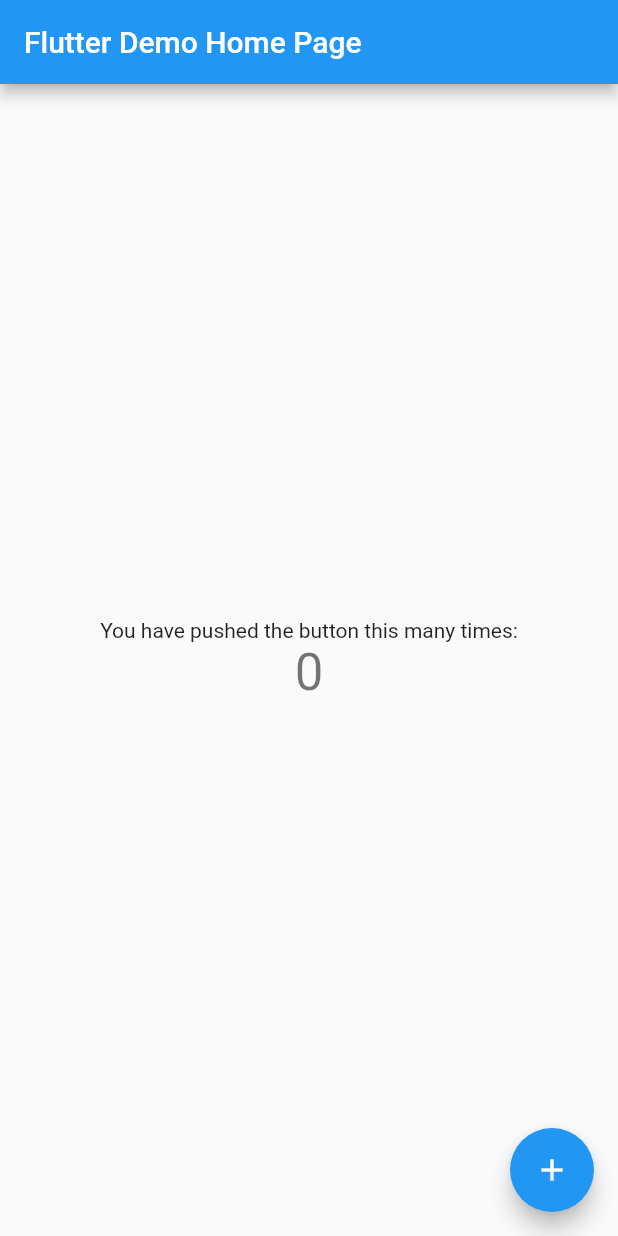
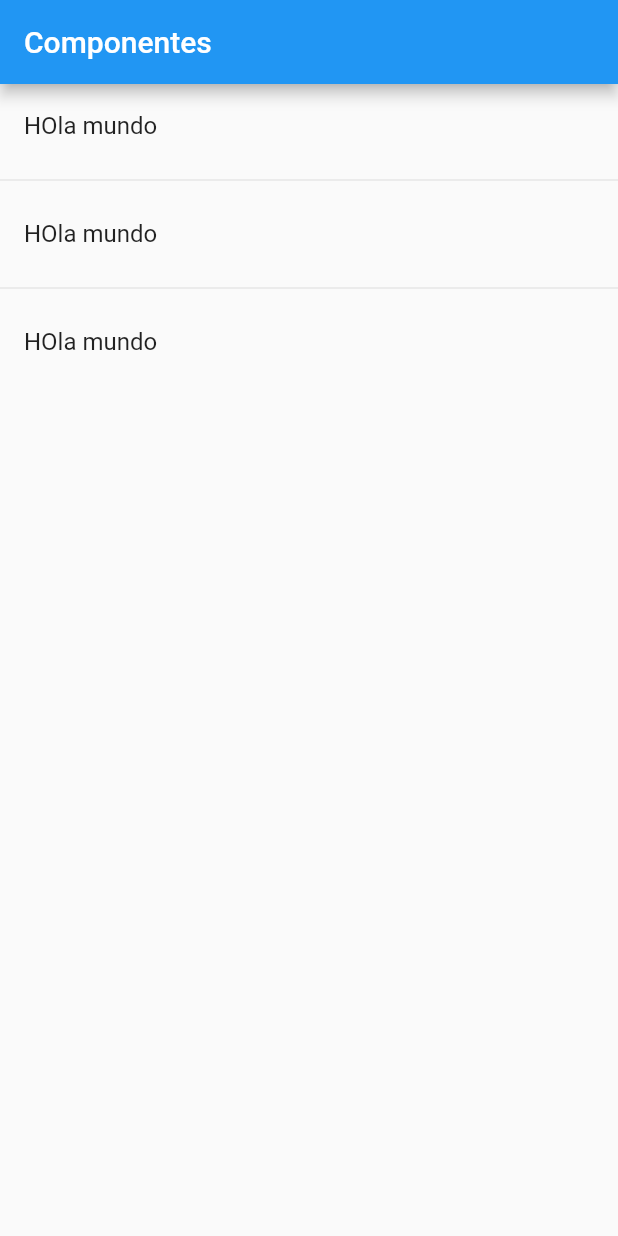
Before and after one commit to FranciscoArmijo/componentes_flutter, a Flutter app: the screen it shows after launch, on a phone screen of 412 x 824 dp. Run offline on Flutter 3.47's test engine with Material 2 defaults, Android fonts, the phone set to English and light mode, and no system bars.

```diff
--- a/lib/main.dart
+++ b/lib/main.dart
@@ -1,117 +1,14 @@
+import 'package:componentes/src/pages/home_page.dart';
 import 'package:flutter/material.dart';
 
-void main() {
-  runApp(MyApp());
-}
+void main() => runApp(MyApp());
 
 class MyApp extends StatelessWidget {
-  // This widget is the root of your application.
   @override
   Widget build(BuildContext context) {
     return MaterialApp(
-      title: 'Flutter Demo',
-      theme: ThemeData(
-        // This is the theme of your application.
-        //
-        // Try running your application with "flutter run". You'll see the
-        // application has a blue toolbar. Then, without quitting the app, try
-        // changing the primarySwatch below to Colors.green and then invoke
-        // "hot reload" (press "r" in the console where you ran "flutter run",
-        // or simply save your changes to "hot reload" in a Flutter IDE).
-        // Notice that the counter didn't reset back to zero; the application
-        // is not restarted.
-        primarySwatch: Colors.blue,
-        // This makes the visual density adapt to the platform that you run
-        // the app on. For desktop platforms, the controls will be smaller and
-        // closer together (more dense) than on mobile platforms.
-        visualDensity: VisualDensity.adaptivePlatformDensity,
-      ),
-      home: MyHomePage(title: 'Flutter Demo Home Page'),
-    );
+        title: 'Componentes App',
+        debugShowCheckedModeBanner: false,
+        home: HomePage());
   }
 }
-
-class MyHomePage extends StatefulWidget {
-  MyHomePage({Key key, this.title}) : super(key: key);
-
-  // This widget is the home page of your application. It is stateful, meaning
-  // that it has a State object (defined below) that contains fields that affect
-  // how it looks.
-
-  // This class is the configuration for the state. It holds the values (in this
-  // case the title) provided by the parent (in this case the App widget) and
-  // used by the build method of the State. Fields in a Widget subclass are
-  // always marked "final".
-
-  final String title;
-
-  @override
-  _MyHomePageState createState() => _MyHomePageState();
-}
-
-class _MyHomePageState extends State<MyHomePage> {
-  int _counter = 0;
-
-  void _incrementCounter() {
-    setState(() {
-      // This call to setState tells the Flutter framework that something has
-      // changed in this State, which causes it to rerun the build method below
-      // so that the display can reflect the updated values. If we changed
-      // _counter without calling setState(), then the build method would not be
-      // called again, and so nothing would appear to happen.
-      _counter++;
-    });
-  }
-
-  @override
-  Widget build(BuildContext context) {
-    // This method is rerun every time setState is called, for instance as done
-    // by the _incrementCounter method above.
-    //
-    // The Flutter framework has been optimized to make rerunning build methods
-    // fast, so that you can just rebuild anything that needs updating rather
-    // than having to individually change instances of widgets.
-    return Scaffold(
-      appBar: AppBar(
-        // Here we take the value from the MyHomePage object that was created by
-        // the App.build method, and use it to set our appbar title.
-        title: Text(widget.title),
-      ),
-      body: Center(
-        // Center is a layout widget. It takes a single child and positions it
-        // in the middle of the parent.
-        child: Column(
-          // Column is also a layout widget. It takes a list of children and
-          // arranges them vertically. By default, it sizes itself to fit its
-          // children horizontally, and tries to be as tall as its parent.
-          //
-          // Invoke "debug painting" (press "p" in the console, choose the
-          // "Toggle Debug Paint" action from the Flutter Inspector in Android
-          // Studio, or the "Toggle Debug Paint" command in Visual Studio Code)
-          // to see the wireframe for each widget.
-          //
-          // Column has various properties to control how it sizes itself and
-          // how it positions its children. Here we use mainAxisAlignment to
-          // center the children vertically; the main axis here is the vertical
-          // axis because Columns are vertical (the cross axis would be
-          // horizontal).
-          mainAxisAlignment: MainAxisAlignment.center,
-          children: <Widget>[
-            Text(
-              'You have pushed the button this many times:',
-            ),
-            Text(
-              '$_counter',
-              style: Theme.of(context).textTheme.headline4,
-            ),
-          ],
-        ),
-      ),
-      floatingActionButton: FloatingActionButton(
-        onPressed: _incrementCounter,
-        tooltip: 'Increment',
-        child: Icon(Icons.add),
-      ), // This trailing comma makes auto-formatting nicer for build methods.
-    );
-  }
-}
--- /dev/null
+++ b/lib/src/pages/home_page.dart
@@ -0,0 +1,35 @@
+import 'package:flutter/material.dart';
+
+class HomePage extends StatelessWidget {
+  @override
+  Widget build(BuildContext context) {
+    return Scaffold(
+      appBar: AppBar(
+        title: Text('Componentes'),
+      ),
+      body: _lista(),
+    );
+  }
+}
+
+Widget _lista() {
+  return ListView(
+    children: _listaItems(),
+  );
+}
+
+List<Widget> _listaItems() {
+  return [
+    ListTile(
+      title: Text('HOla mundo'),
+    ),
+    Divider(),
+    ListTile(
+      title: Text('HOla mundo'),
+    ),
+    Divider(),
+    ListTile(
+      title: Text('HOla mundo'),
+    ),
+  ];
+}
```
Also changed, not shown: data/menu_opts.json (added, +20 -0 lines), lib/src/pages/home_temp.dart (added, +65 -0 lines), 1 other file.
